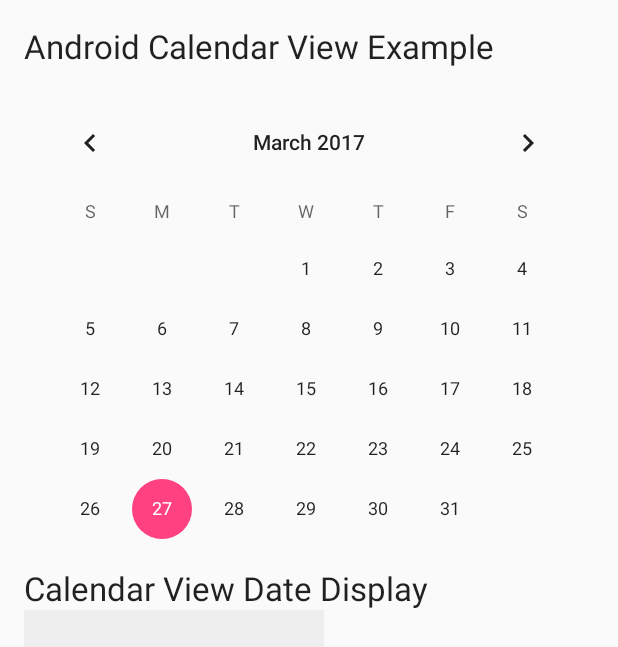
After one commit to milldr/meet-up, an Android app: the layout activity_calendar.xml on its own in the app's theme, with its tools: preview values and no code run, on a phone screen of 412 x 824 dp. The commit adds this screen. Shown: the top 647 px of the screen. Run offline under Robolectric (Android 15) with nearby library versions, the phone set to English and light mode, and no system bars.

Commit message:
Added activity for calendar (wasn't working in a fragment).

```diff
--- /dev/null
+++ b/app/src/main/res/layout/activity_calendar.xml
@@ -0,0 +1,38 @@
+<?xml version="1.0" encoding="utf-8"?>
+<LinearLayout xmlns:android="http://schemas.android.com/apk/res/android"
+    android:layout_width="match_parent"
+    android:layout_height="match_parent"
+    android:layout_margin="16dp"
+    android:orientation="vertical"
+    android:scrollbars="vertical">
+
+    <TextView
+        android:id="@+id/textView8"
+        android:layout_width="wrap_content"
+        android:layout_height="wrap_content"
+        android:text="Android Calendar View Example"
+        android:textAppearance="?android:attr/textAppearanceLarge" />
+
+    <CalendarView
+        android:id="@+id/calendarView"
+        android:layout_width="match_parent"
+        android:layout_height="300dp"
+        android:layout_marginBottom="16dp"
+        android:layout_marginTop="16dp" />
+
+    <TextView
+        android:id="@+id/date_display"
+        android:layout_width="wrap_content"
+        android:layout_height="wrap_content"
+        android:text="Calendar View Date Display"
+        android:textAppearance="?android:attr/textAppearanceLarge" />
+
+    <ListView
+        android:id="@+id/navList"
+        android:layout_width="200dp"
+        android:layout_height="match_parent"
+        android:layout_gravity="left|start"
+        android:background="#ffeeeeee"
+        />
+
+    </LinearLayout>
--- a/app/src/main/res/values/dimens.xml
+++ b/app/src/main/res/values/dimens.xml
@@ -2,4 +2,5 @@
     <!-- Default screen margins, per the Android Design guidelines. -->
     <dimen name="activity_horizontal_margin">16dp</dimen>
     <dimen name="activity_vertical_margin">16dp</dimen>
+    <dimen name="fab_margin">16dp</dimen>
 </resources>
--- a/app/src/main/res/values/strings.xml
+++ b/app/src/main/res/values/strings.xml
@@ -11,5 +11,6 @@
 
     <!-- TODO: Remove or change this placeholder text -->
     <string name="hello_blank_fragment">Hello blank fragment</string>
+    <string name="title_activity_calendar">CalendarActivity</string>
 
 </resources>
```
Also changed, not shown: app/src/main/java/com/cse5236/meet_up/CalendarActivity.java (added, +78 -0 lines), app/src/main/java/com/cse5236/meet_up/MainActivity.java (+38 -10 lines), app/src/main/res/layout/content_calendar.xml (added, +16 -0 lines), app/src/main/res/values-v21/styles.xml (added, +9 -0 lines), app/src/main/res/values/styles.xml (+9 -0 lines).
